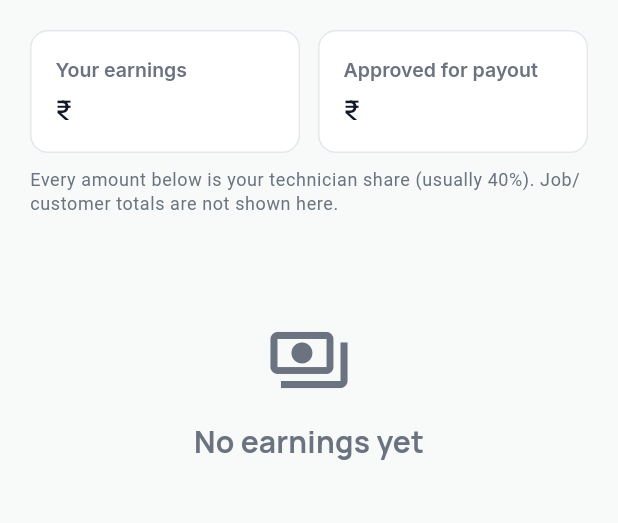
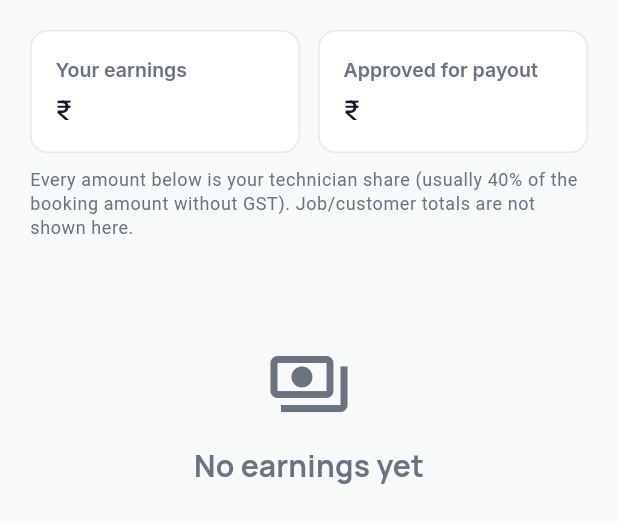
Before and after one commit to Adnanshaikh40605/pest-99-partner-app, a Flutter app: the _EarningsTab widget shown alone on an empty page, opened directly with empty values, on a phone screen of 412 x 824 dp. Shown: the top 523 px of the screen. Run offline on Flutter 3.47's test engine with Material 3 defaults, Android fonts, the phone set to English and light mode, and no system bars; our stand-ins replace connectivity_plus, dio, firebase_core, firebase_messaging, flutter_local_notifications, flutter_native_splash and 6 more; missing offline and left inert: in_app_update; accounts and stored records are empty; network calls fail; statements that could not run were skipped.

Commit message:
Clarify earnings and completed amounts are excl. GST.
Copy updates so technicians know history and share totals exclude GST (API already returns excl-GST bases).

Co-authored-by: Cursor <cursoragent@cursor.com>

```diff
--- a/lib/features/completed/completed_screen.dart
+++ b/lib/features/completed/completed_screen.dart
@@ -162,7 +162,7 @@ class _ProgressBanner extends StatelessWidget {
           ),
           const SizedBox(height: 10),
           Text(
-            'Amounts below are your technician share only — not the full customer job price.',
+            'Amounts below are your technician share only (excl. GST) — not the full customer job price.',
             style: Theme.of(context).textTheme.bodySmall?.copyWith(
                   color: AppColors.textSecondary,
                 ),
--- a/lib/features/earnings/earnings_history_screen.dart
+++ b/lib/features/earnings/earnings_history_screen.dart
@@ -137,7 +137,7 @@ class _EarningsTab extends StatelessWidget {
           ),
           const SizedBox(height: 10),
           Text(
-            'Every amount below is your technician share (usually 40%). Job/customer totals are not shown here.',
+            'Every amount below is your technician share (usually 40% of the booking amount without GST). Job/customer totals are not shown here.',
             style: Theme.of(context).textTheme.bodySmall?.copyWith(
                   color: AppColors.textSecondary,
                 ),
```
